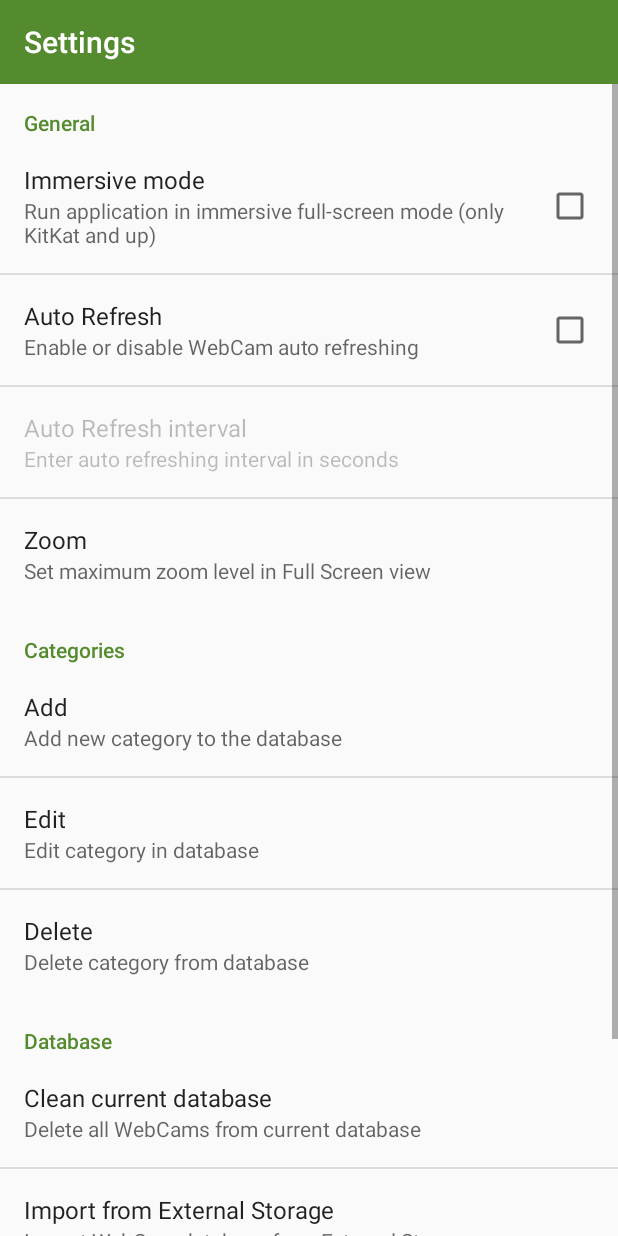
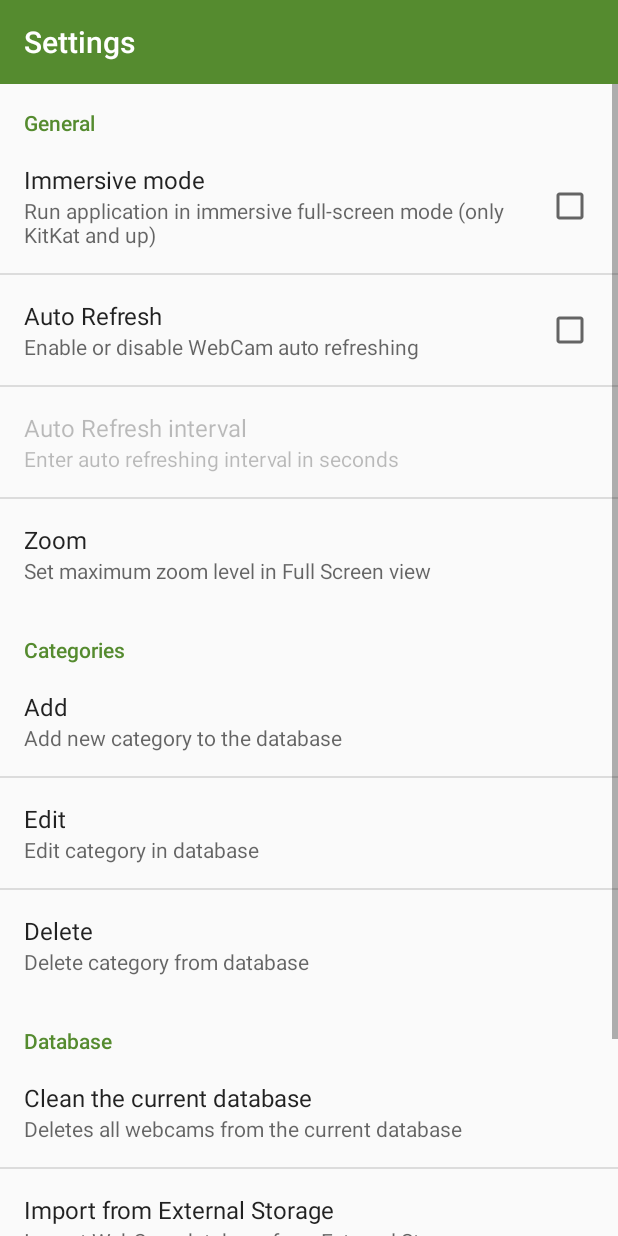
Before and after one commit to Volcanoscar/WebCamViewer, an Android app: the screen it shows after launch (SettingsActivity), in the options menu, after a tap on "Settings", on a phone screen of 412 x 824 dp. Run offline under Robolectric (Android 15) with nearby library versions, the phone set to English and light mode, and no system bars; our stand-ins replace Picasso; libraries missing offline, so code that uses them is left out: com.afollestad.materialdialogs, com.melnykov.fab, com.nispok.snackbar; pictures from the network do not load; 3 statements that could not run were skipped.

Commit message:
Strings reorganization to better support the translation + navigation drawer onclick fix.

```diff
--- a/app/build.gradle
+++ b/app/build.gradle
@@ -26,6 +26,6 @@ dependencies {
     compile 'com.android.support:recyclerview-v7:+'
     compile 'com.squareup.picasso:picasso:2.4.0'
     compile 'com.melnykov:floatingactionbutton:1.1.0'
-    compile 'com.afollestad:material-dialogs:0.4.7'
-    compile 'com.nispok:snackbar:2.7.2'
+    compile 'com.afollestad:material-dialogs:0.5.0'
+    compile 'com.nispok:snackbar:2.7.3'
 }
--- a/app/src/main/java/cz/yetanotherview/webcamviewer/app/SettingsFragment.java
+++ b/app/src/main/java/cz/yetanotherview/webcamviewer/app/SettingsFragment.java
@@ -22,7 +22,6 @@ import android.app.backup.BackupManager;
 import android.content.SharedPreferences;
 import android.os.Build;
 import android.os.Bundle;
-import android.os.Environment;
 import android.preference.Preference;
 import android.preference.Preference.OnPreferenceClickListener;
 import android.preference.PreferenceFragment;
@@ -31,7 +30,6 @@ import android.text.TextWatcher;
 import android.view.View;
 import android.widget.EditText;
 import android.widget.TextView;
-import android.widget.Toast;
 
 import com.afollestad.materialdialogs.DialogAction;
 import com.afollestad.materialdialogs.MaterialDialog;
@@ -103,7 +101,7 @@ public class SettingsFragment extends PreferenceFragment {
 
                 MaterialDialog dialog = new MaterialDialog.Builder(getActivity())
                         .title(R.string.auto_refresh_interval)
-                        .customView(view)
+                        .customView(view, false)
                         .positiveText(R.string.dialog_positive_text)
                         .negativeText(android.R.string.cancel)
                         .callback(new MaterialDialog.Callback() {
@@ -195,7 +193,7 @@ public class SettingsFragment extends PreferenceFragment {
 
                 MaterialDialog dialog = new MaterialDialog.Builder(getActivity())
                         .title(R.string.new_category_name)
-                        .customView(view)
+                        .customView(view, false)
                         .positiveText(R.string.dialog_positive_text)
                         .negativeText(android.R.string.cancel)
                         .callback(new MaterialDialog.Callback() {
@@ -296,7 +294,7 @@ public class SettingsFragment extends PreferenceFragment {
 
         MaterialDialog dialog = new MaterialDialog.Builder(getActivity())
                 .title(R.string.new_category_name)
-                .customView(view)
+                .customView(view, false)
                 .positiveText(R.string.dialog_positive_text)
                 .negativeText(android.R.string.cancel)
                 .callback(new MaterialDialog.Callback() {
--- a/app/src/main/java/cz/yetanotherview/webcamviewer/app/actions/AddDialog.java
+++ b/app/src/main/java/cz/yetanotherview/webcamviewer/app/actions/AddDialog.java
@@ -95,7 +95,7 @@ public class AddDialog extends DialogFragment {
 
         MaterialDialog dialog = new MaterialDialog.Builder(getActivity())
                 .title(R.string.input_dialog_title)
-                .customView(view)
+                .customView(view, false)
                 .positiveText(R.string.dialog_positive_text)
                 .negativeText(android.R.string.cancel)
                 .neutralText(R.string.how_to)
--- a/app/src/main/java/cz/yetanotherview/webcamviewer/app/actions/EditDialog.java
+++ b/app/src/main/java/cz/yetanotherview/webcamviewer/app/actions/EditDialog.java
@@ -128,7 +128,7 @@ public class EditDialog extends DialogFragment {
 
         MaterialDialog dialog = new MaterialDialog.Builder(getActivity())
                 .title(R.string.action_edit)
-                .customView(view)
+                .customView(view, false)
                 .positiveText(R.string.dialog_positive_text)
                 .negativeText(android.R.string.cancel)
                 .neutralText(R.string.action_delete)
--- a/app/src/main/res/layout/activity_main.xml
+++ b/app/src/main/res/layout/activity_main.xml
@@ -84,6 +84,7 @@
         android:layout_gravity="start"
         android:id="@+id/navdrawer"
         android:background="@color/white"
+        android:clickable="true"
         android:orientation="vertical">
 
             <FrameLayout
@@ -97,17 +98,6 @@
                     android:id="@+id/profile_cover_image" />
 
             </FrameLayout>
-
-        <!--<FrameLayout-->
-            <!--android:layout_width="match_parent"-->
-            <!--android:layout_height="wrap_content">-->
-
-            <!--<TextView-->
-                <!--android:layout_width="match_parent"-->
-                <!--android:layout_height="wrap_content"-->
-                <!--android:text="Categories"/>-->
-
-        <!--</FrameLayout>-->
 
             <FrameLayout
                 android:layout_width="match_parent"
--- a/app/src/main/res/values/strings.xml
+++ b/app/src/main/res/values/strings.xml
@@ -1,97 +1,86 @@
 <?xml version="1.0" encoding="utf-8"?>
 <resources>
-
-    <!--App name -->
-    <string name="app_name">WebCam Viewer</string>
-
-    <!-- About -->
+<string name="app_name">"WebCam Viewer"</string>
 <string name="about_body"><![CDATA[
     <b>This application</b><br>
     Author: <a href="http://www.yetanotherview.cz">Tomas Valenta</a><br>
-        Get: Source code from <a href="https://github.com/TomasValenta/WebCamViewer">GitHub</a>.<br>
+    Contribute: Source code on <a href="https://github.com/TomasValenta/WebCamViewer">GitHub</a><br>
     For help with the translation into your language <a href="http://goo.gl/MUJqYZ">use this online tool</a>.<br>
     <br>
     <b>Many thanks to these open source tools:</b><br>
+    <b><a href="https://developer.android.com/tools/support-library/features.html">Support Libraries</a></b><i> by Google, Inc.</i><br>
     <b><a href="https://github.com/square/picasso">Picasso</a></b><i> by Square, Inc.</i><br><br>
     <b>Many thanks to these translators:</b><br>
-        <b>Also big thanks to </b><b><a href="https://plus.google.com/u/0/104896455725487013630">Radek Matouch</a></b> for some help + useful tips.
+    Chinese (cn + tw) - <b><a href="https://plus.google.com/105827775849570821979/">John Chung</a></b><br>
+    Japanese - <b><a href="mailto:naofum@gmail.com">Naofumi</a></b><br>
+    <br>
+    <b>Also big thanks to <a href="https://plus.google.com/104896455725487013630/">Radek Matouch</a></b> for some help + useful tips.
 ]]></string>
-
-    <!--Menu -->
-    <string name="action_menu_about">About</string>
-    <string name="action_settings">Settings</string>
-    <string name="pref_general">General</string>
-    <string name="pref_database">Database</string>
-    <string name="action_new">Add</string>
-    <string name="action_sort">Sort</string>
-    <string name="action_sort_def">Default</string>
-    <string name="action_sort_name">Ascending</string>
-    <string name="action_sort_name_desc">Descending</string>
-    <string name="refresh_done">Update completed</string>
-    <string name="refresh_info">Use \"Pull To Refresh\" function…</string>
-    <string name="action_delete">Delete</string>
-    <string name="action_deleted">Deleted</string>
-    <string name="action_edit">Edit</string>
-    <string name="pref_delete_all">Clean current database</string>
-    <string name="pref_delete_all_summ">Delete all WebCams from current database</string>
-    <string name="are_you_sure">Are you sure?</string>
-    <string name="Yes">Yes</string>
-    <string name="No">No</string>
-    <string name="pref_full_screen">Immersive mode</string>
-    <string name="pref_full_screen_summ">Run application in immersive full-screen mode (only KitKat and up)</string>
-    <string name="pref_import_from_ext">Import from External Storage</string>
-    <string name="pref_import_from_ext_summ">Import WebCam database from External Storage</string>
-    <string name="pref_export_to_ext">Export to External Storage</string>
-    <string name="pref_export_to_ext_summ">Export WebCam database to External Storage</string>
-    <string name="choose_title">Choose item</string>
-    <string name="export_title">Enter the file name</string>
-    <string name="export_input_sample">E.g. SummerWebCams</string>
-    <string name="import_done">Import Successful!</string>
-    <string name="import_failed">Import Failed!</string>
-    <string name="export_done">Export Successful!</string>
-    <string name="export_failed">Export Failed!</string>
-    <string name="export_message">This will create a new file in this directory:</string>
-    <string name="pref_clean_folder">Delete backups</string>
-    <string name="pref_clean_folder_summ">Delete all files from the backup folder</string>
-
-    <!-- New WebCam -->
-    <string name="input_dialog_title">New WebCam</string>
-    <string name="webcam_name">Name</string>
-    <string name="webcam_url">Web address</string>
-    <string name="webcam_category">Categories</string>
-    <string name="hint_webcam_name">My WebCam</string>
-    <string name="hint_webcam_url">http://www.example.com/webcam/cam.jpg</string>
-    <string name="how_to">How to</string>
-
-    <string name="dialog_positive_text">Save</string>
-    <string name="dialog_positive_toast_message">Saved!</string>
-
-    <!-- Misc -->
-    <string name="empty_list_view">No WebCams found. Use the FAB button to add new WebCam…</string>
-    <string name="nothing_to_import">No database files found</string>
-
-    <string name="category_name">Default list</string>
-    <string name="add_new_summary">Add new category to the database</string>
-    <string name="edit_summary">Edit category in database</string>
-    <string name="delete_summary">Delete category from database</string>
-    <string name="new_category_name">Category Name</string>
-    <string name="new_category_hint">New list</string>
-    <string name="dismiss">DISMISS</string>
-    <string name="refresh">Refresh</string>
-    <string name="pref_zoom">Zoom</string>
-    <string name="pref_zoom_summary">Set maximum zoom level in Full Screen view</string>
-    <string name="no_zoom">No zoom</string>
-    <string name="zoom_2x">2x zoom</string>
-    <string name="zoom_3x">3x zoom</string>
-    <string name="zoom_4x">4x zoom</string>
-    <string name="action_menu_help">Help and feedback</string>
-    <string name="pref_auto_refresh">Auto Refresh</string>
-    <string name="pref_auto_refresh_summ">Enable or disable WebCam auto refreshing</string>
-    <string name="auto_refresh_interval">Auto Refresh interval</string>
-    <string name="auto_refresh_interval_summary">Enter auto refreshing interval in seconds</string>
-    <string name="image_description">WebCam image</string>
-    <string name="category_array_empty">No categories created yet</string>
-    <string name="category_array_choose">Choose categories</string>
-    <string name="all_webcams">All WebCams</string>
-
+<string name="action_menu_about">"About"</string>
+<string name="action_settings">"Settings"</string>
+<string name="pref_general">"General"</string>
+<string name="action_new">"Add"</string>
+<string name="refresh_done">"Update completed"</string>
+<string name="action_delete">"Delete"</string>
+<string name="action_deleted">"Deleted"</string>
+<string name="pref_delete_all">"Clean the current database"</string>
+<string name="pref_delete_all_summ">"Deletes all webcams from the current database"</string>
+<string name="are_you_sure">"Are you sure?"</string>
+<string name="Yes">"Yes"</string>
+<string name="No">"No"</string>
+<string name="input_dialog_title">"New WebCam"</string>
+<string name="webcam_name">"Name"</string>
+<string name="webcam_url">"Web address"</string>
+<string name="webcam_category">"Categories"</string>
+<string name="hint_webcam_name">"My WebCam"</string>
+<string name="hint_webcam_url">"http://www.example.com/webcam/cam.jpg"</string>
+<string name="how_to">"How to"</string>
+<string name="dialog_positive_text">"Save"</string>
+<string name="dialog_positive_toast_message">"Saved!"</string>
+<string name="empty_list_view">"No WebCams found. Use the FAB button to add new WebCam…"</string>
+<string name="pref_database">"Database"</string>
+<string name="pref_import_from_ext">"Import from External Storage"</string>
+<string name="pref_import_from_ext_summ">"Import WebCam database from External Storage"</string>
+<string name="pref_export_to_ext">"Export to External Storage"</string>
+<string name="pref_export_to_ext_summ">"Export WebCam database to External Storage"</string>
+<string name="export_title">"Enter the file name"</string>
+<string name="export_input_sample">"E.g. MyWebCams"</string>
+<string name="import_done">"Import Successful!"</string>
+<string name="import_failed">"Import Failed!"</string>
+<string name="export_done">"Export Successful!"</string>
+<string name="export_failed">"Export Failed!"</string>
+<string name="export_message">"This will create a new file in this directory:"</string>
+<string name="pref_clean_folder">"Delete backups"</string>
+<string name="pref_clean_folder_summ">"Delete all files from the backup folder"</string>
+<string name="nothing_to_import">"No database files found"</string>
+<string name="pref_full_screen">"Immersive mode"</string>
+<string name="pref_full_screen_summ">"Run application in immersive full-screen mode (only KitKat and up)"</string>
+<string name="action_edit">"Edit"</string>
+<string name="action_sort">"Sort"</string>
+<string name="action_sort_def">"Default"</string>
+<string name="action_sort_name">"Ascending"</string>
+<string name="action_sort_name_desc">"Descending"</string>
+<string name="choose_title">"Choose item"</string>
+<string name="add_new_category_summary">"Add new category to the database"</string>
+<string name="edit_category_summary">"Edit category in database"</string>
+<string name="delete_category_summary">"Delete category from database"</string>
+<string name="new_category_name">"Category Name"</string>
+<string name="new_category_hint">"New list"</string>
+<string name="dismiss">"DISMISS"</string>
+<string name="refresh">"Refresh"</string>
+<string name="pref_zoom">"Zoom"</string>
+<string name="pref_zoom_summary">"Set maximum zoom level in Full Screen view"</string>
+<string name="no_zoom">"No zoom"</string>
+<string name="zoom_2x">"2x zoom"</string>
+<string name="zoom_3x">"3x zoom"</string>
+<string name="zoom_4x">"4x zoom"</string>
+<string name="action_menu_help">"Help and feedback"</string>
+<string name="pref_auto_refresh">"Auto Refresh"</string>
+<string name="pref_auto_refresh_summary">"Enable or disable WebCam auto refreshing"</string>
+<string name="auto_refresh_interval">"Auto Refresh interval"</string>
+<string name="auto_refresh_interval_summary">"Enter auto refreshing interval in seconds"</string>
+<string name="image_description">"WebCam image"</string>
+<string name="category_array_empty">"No categories created yet"</string>
+<string name="category_array_choose">"Choose categories"</string>
+<string name="all_webcams">"All WebCams"</string>
 </resources>
--- a/app/src/main/res/xml/preferences.xml
+++ b/app/src/main/res/xml/preferences.xml
@@ -32,7 +32,7 @@
         android:key="pref_auto_refresh"
         android:checked="false"
         android:title="@string/pref_auto_refresh"
-        android:summary="@string/pref_auto_refresh_summ" />
+        android:summary="@string/pref_auto_refresh_summary" />
 
         <Preference
             android:dependency="pref_auto_refresh"
@@ -53,15 +53,15 @@
         <Preference
             android:key="pref_category_add"
             android:title="@string/action_new"
-            android:summary="@string/add_new_summary" />
+            android:summary="@string/add_new_category_summary" />
         <Preference
             android:key="pref_category_edit"
             android:title="@string/action_edit"
-            android:summary="@string/edit_summary" />
+            android:summary="@string/edit_category_summary" />
         <Preference
             android:key="pref_category_delete"
             android:title="@string/action_delete"
-            android:summary="@string/delete_summary" />
+            android:summary="@string/delete_category_summary" />
     </PreferenceCategory>
     <PreferenceCategory
         android:title="@string/pref_database"
```
Also changed, not shown: 1 other file. Lines whose indentation alone changed are shown as unchanged.
